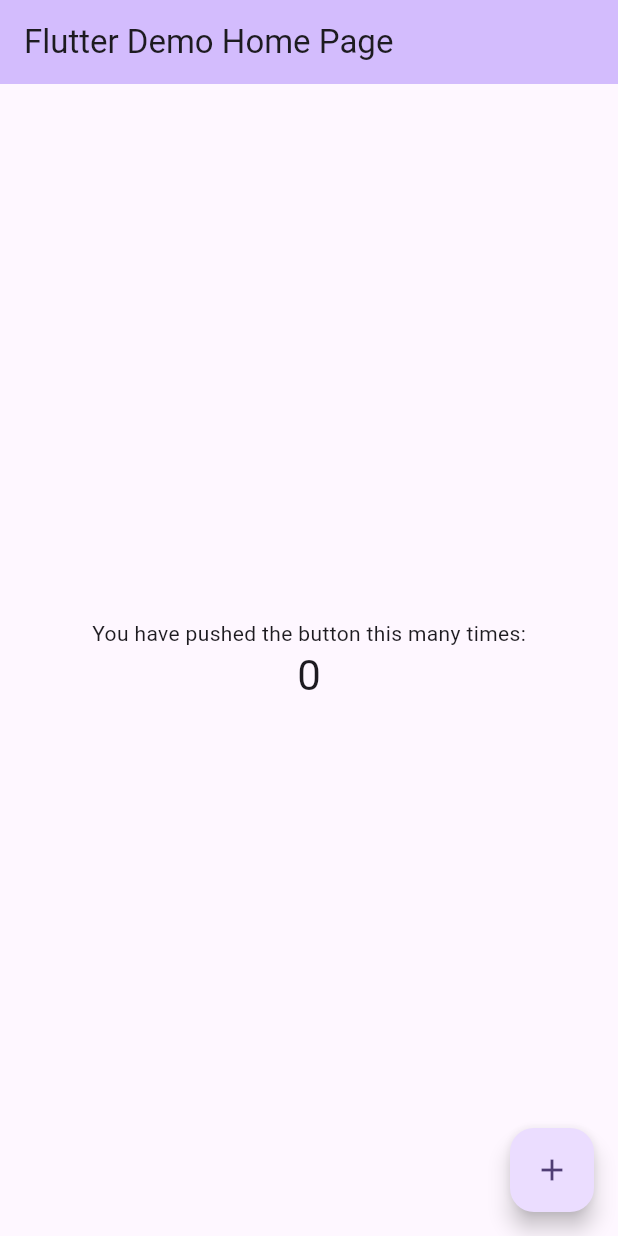
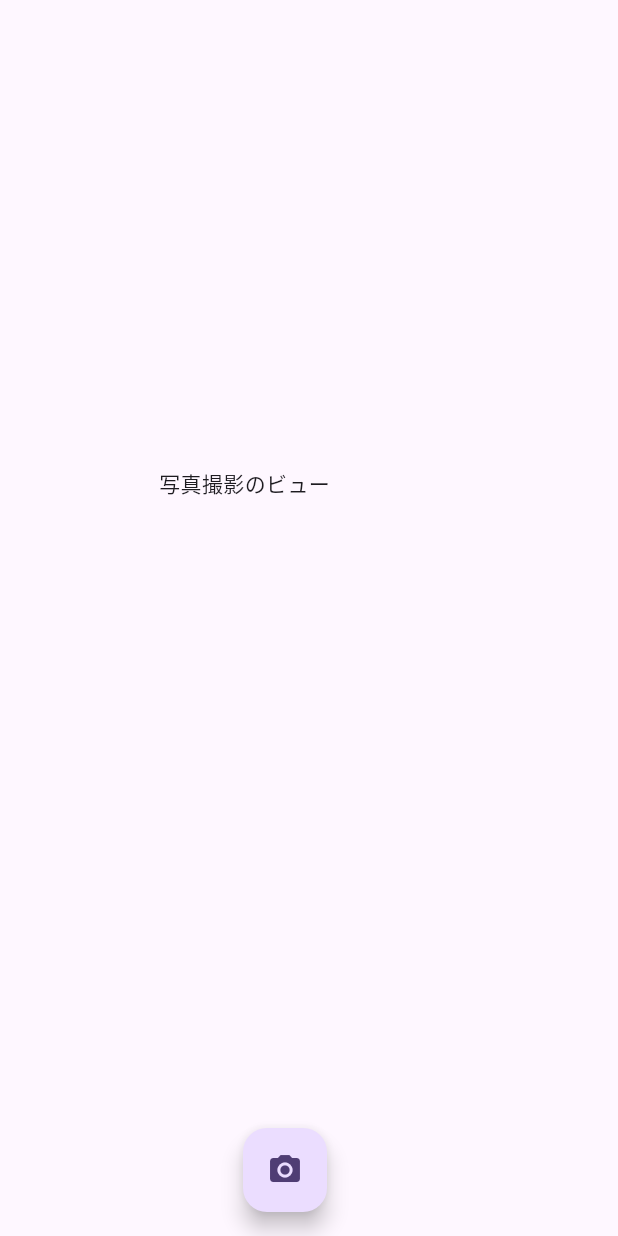
Before and after one commit to dream-developer/flutter_imagepicker, a Flutter app: the screen it shows after launch, on a phone screen of 412 x 824 dp. Run offline on Flutter 3.47's test engine with Material 3 defaults, Android fonts, the phone set to English and light mode, and no system bars; our stand-ins replace image_picker.

Commit message:
イメージピッカー - 写真撮影をする

```diff
--- a/lib/main.dart
+++ b/lib/main.dart
@@ -1,4 +1,7 @@
 import 'package:flutter/material.dart';
+
+import 'dart:io';
+import 'package:image_picker/image_picker.dart';
 
 void main() {
   runApp(const MyApp());
@@ -7,27 +10,11 @@
 class MyApp extends StatelessWidget {
   const MyApp({super.key});
 
-  // This widget is the root of your application.
   @override
   Widget build(BuildContext context) {
     return MaterialApp(
       title: 'Flutter Demo',
       theme: ThemeData(
-        // This is the theme of your application.
-        //
-        // TRY THIS: Try running your application with "flutter run". You'll see
-        // the application has a purple toolbar. Then, without quitting the app,
-        // try changing the seedColor in the colorScheme below to Colors.green
-        // and then invoke "hot reload" (save your changes or press the "hot
-        // reload" button in a Flutter-supported IDE, or press "r" if you used
-        // the command line to start the app).
-        //
-        // Notice that the counter didn't reset back to zero; the application
-        // state is not lost during the reload. To reset the state, use hot
-        // restart instead.
-        //
-        // This works for code too, not just values: Most code changes can be
-        // tested with just a hot reload.
         colorScheme: ColorScheme.fromSeed(seedColor: Colors.deepPurple),
         useMaterial3: true,
       ),
@@ -38,16 +25,6 @@
 
 class MyHomePage extends StatefulWidget {
   const MyHomePage({super.key, required this.title});
-
-  // This widget is the home page of your application. It is stateful, meaning
-  // that it has a State object (defined below) that contains fields that affect
-  // how it looks.
-
-  // This class is the configuration for the state. It holds the values (in this
-  // case the title) provided by the parent (in this case the App widget) and
-  // used by the build method of the State. Fields in a Widget subclass are
-  // always marked "final".
-
   final String title;
 
   @override
@@ -55,71 +32,54 @@
 }
 
 class _MyHomePageState extends State<MyHomePage> {
-  int _counter = 0;
+  final ImagePicker _picker = ImagePicker(); // 1
+  File? _photo; // 2
 
-  void _incrementCounter() {
+  Future _takePhoto() async { // 3
+    final xfile = await _picker.pickImage(source: ImageSource.camera); // 4
     setState(() {
-      // This call to setState tells the Flutter framework that something has
-      // changed in this State, which causes it to rerun the build method below
-      // so that the display can reflect the updated values. If we changed
-      // _counter without calling setState(), then the build method would not be
-      // called again, and so nothing would appear to happen.
-      _counter++;
+      if (xfile != null) {
+        _photo = File(xfile.path); // 5
+      }
     });
   }
 
   @override
   Widget build(BuildContext context) {
-    // This method is rerun every time setState is called, for instance as done
-    // by the _incrementCounter method above.
-    //
-    // The Flutter framework has been optimized to make rerunning build methods
-    // fast, so that you can just rebuild anything that needs updating rather
-    // than having to individually change instances of widgets.
-    return Scaffold(
-      appBar: AppBar(
-        // TRY THIS: Try changing the color here to a specific color (to
-        // Colors.amber, perhaps?) and trigger a hot reload to see the AppBar
-        // change color while the other colors stay the same.
-        backgroundColor: Theme.of(context).colorScheme.inversePrimary,
-        // Here we take the value from the MyHomePage object that was created by
-        // the App.build method, and use it to set our appbar title.
-        title: Text(widget.title),
-      ),
-      body: Center(
-        // Center is a layout widget. It takes a single child and positions it
-        // in the middle of the parent.
-        child: Column(
-          // Column is also a layout widget. It takes a list of children and
-          // arranges them vertically. By default, it sizes itself to fit its
-          // children horizontally, and tries to be as tall as its parent.
-          //
-          // Column has various properties to control how it sizes itself and
-          // how it positions its children. Here we use mainAxisAlignment to
-          // center the children vertically; the main axis here is the vertical
-          // axis because Columns are vertical (the cross axis would be
-          // horizontal).
-          //
-          // TRY THIS: Invoke "debug painting" (choose the "Toggle Debug Paint"
-          // action in the IDE, or press "p" in the console), to see the
-          // wireframe for each widget.
-          mainAxisAlignment: MainAxisAlignment.center,
-          children: <Widget>[
-            const Text(
-              'You have pushed the button this many times:',
-            ),
-            Text(
-              '$_counter',
-              style: Theme.of(context).textTheme.headlineMedium,
-            ),
-          ],
+    final photoView = SizedBox( // 写真撮影のビュー
+        width: 200,
+        height: 200,
+        child: _photo == null
+            ? const Text("写真撮影のビュー")
+            : Image.file(_photo!),
+    );
+
+    final body = Center(
+      child: Column(
+        mainAxisAlignment: MainAxisAlignment.center,
+        children: [
+          photoView, // 写真撮影のビュー
+        ],
+      )
+    );
+
+    final fab = Row(
+      mainAxisAlignment: MainAxisAlignment.center,
+      children: [
+        FloatingActionButton(
+          onPressed: _takePhoto, // 写真撮影をする関数
+          child: const Icon(Icons.photo_camera),
         ),
-      ),
-      floatingActionButton: FloatingActionButton(
-        onPressed: _incrementCounter,
-        tooltip: 'Increment',
-        child: const Icon(Icons.add),
-      ), // This trailing comma makes auto-formatting nicer for build methods.
+      ]
+    );
+
+    final sc = Scaffold(
+      body: body, // ボディー
+      floatingActionButton: fab,
+    );
+
+    return SafeArea(
+      child: sc,
     );
   }
 }
--- a/pubspec.yaml
+++ b/pubspec.yaml
@@ -30,7 +30,11 @@ environment:
 dependencies:
   flutter:
     sdk: flutter
-
+  #追加
+  image_picker: ^1.1.2
+  image_gallery_saver: ^2.0.3
+  fluttertoast: ^8.2.8
+  flutter_image_compress: ^2.3.0
 
   # The following adds the Cupertino Icons font to your application.
   # Use with the CupertinoIcons class for iOS style icons.
```
Also changed, not shown: pubspec.lock, 13 other files.
